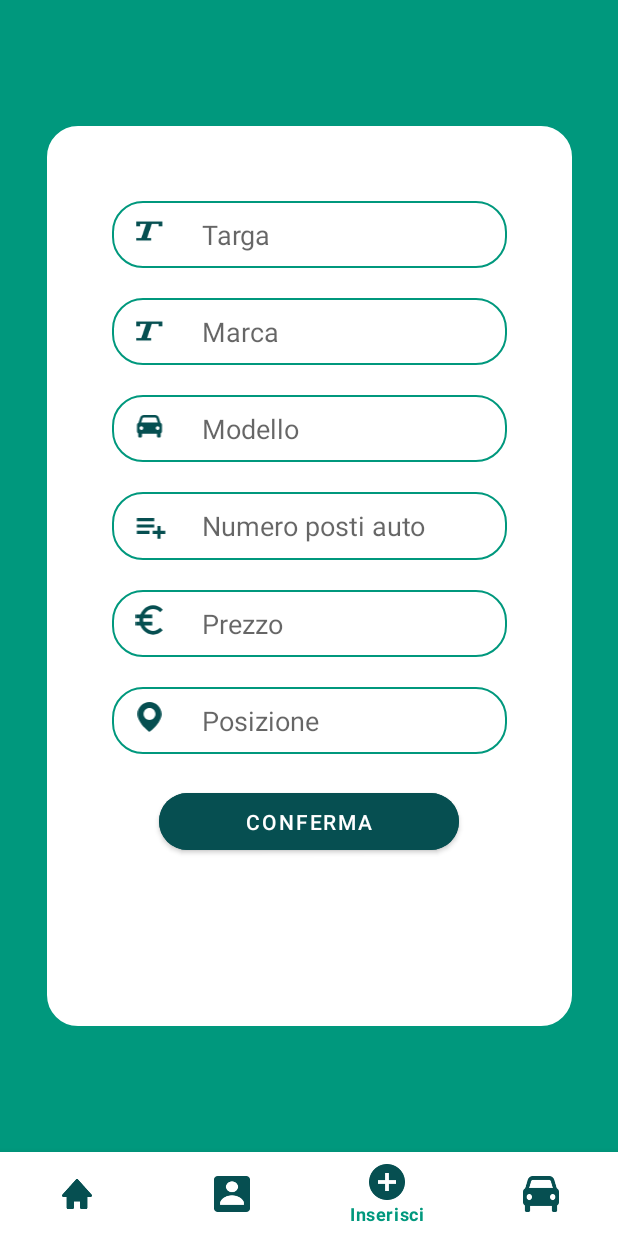
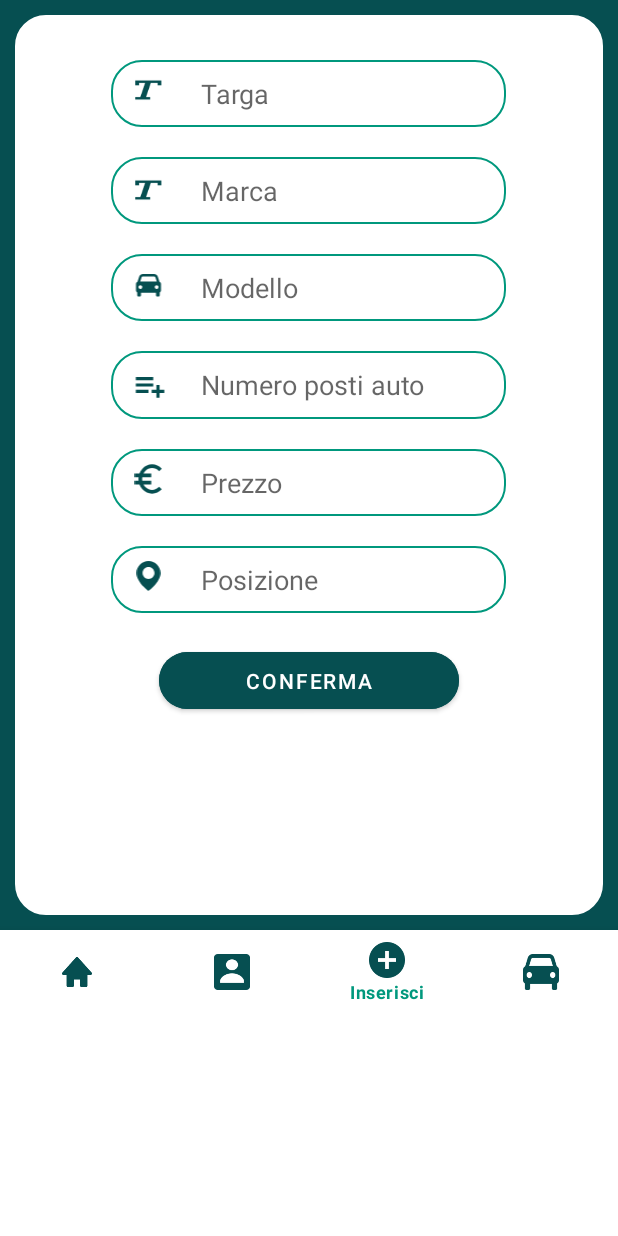
Before and after one commit to alessiomercurio/DriveTogether, an Android app: the InserimentoAutoActivity screen opened directly, with no data from a screen before it, on a phone screen of 412 x 824 dp. Run offline under Robolectric (Android 15) with nearby library versions, the phone set to English and light mode, and no system bars; Roboto replaces fonts that are not available here.

Commit message:
aggiustata l'activity inserimento auto

```diff
--- a/app/src/main/res/layout/activity_inserimento_auto.xml
+++ b/app/src/main/res/layout/activity_inserimento_auto.xml
@@ -1,16 +1,24 @@
 <?xml version="1.0" encoding="utf-8"?>
-<androidx.constraintlayout.widget.ConstraintLayout xmlns:android="http://schemas.android.com/apk/res/android"
+<ScrollView xmlns:android="http://schemas.android.com/apk/res/android"
     xmlns:app="http://schemas.android.com/apk/res-auto"
+    xmlns:tools="http://schemas.android.com/tools"
+    android:layout_width="match_parent"
+    android:layout_height="match_parent">
+
+
+    <androidx.constraintlayout.widget.ConstraintLayout
         android:layout_width="match_parent"
         android:layout_height="match_parent"
-    android:layout_gravity="center"
-    android:background="#00987D"
+        android:background="#064F51"
         android:gravity="center"
         android:orientation="vertical">
 
         <LinearLayout
-        android:layout_width="350dp"
+            android:layout_width="match_parent"
             android:layout_height="600dp"
+            android:layout_margin="10dp"
+            android:layout_marginStart="10dp"
+            android:layout_marginEnd="11dp"
             android:background="@drawable/custom_border"
             android:backgroundTint="@color/white"
             android:orientation="vertical"
@@ -21,15 +29,14 @@
 
             <LinearLayout
                 android:layout_width="match_parent"
-            android:layout_height="wrap_content"
+                android:layout_height="match_parent"
                 android:layout_gravity="center"
-            android:layout_marginTop="40dp"
-            android:gravity="left"
+                android:layout_marginTop="20dp"
                 android:orientation="vertical">
 
                 <LinearLayout
                     android:layout_width="wrap_content"
-                android:layout_height="match_parent"
+                    android:layout_height="wrap_content"
                     android:layout_gravity="center"
                     android:layout_marginBottom="20dp"
                     android:background="@drawable/custom_border"
@@ -57,7 +64,7 @@
 
                 <LinearLayout
                     android:layout_width="wrap_content"
-                android:layout_height="match_parent"
+                    android:layout_height="wrap_content"
                     android:layout_gravity="center"
                     android:layout_marginBottom="20dp"
                     android:background="@drawable/custom_border"
@@ -86,7 +93,7 @@
 
                 <LinearLayout
                     android:layout_width="wrap_content"
-                android:layout_height="match_parent"
+                    android:layout_height="wrap_content"
                     android:layout_gravity="center"
                     android:layout_marginBottom="20dp"
                     android:background="@drawable/custom_border"
@@ -114,7 +121,7 @@
 
                 <LinearLayout
                     android:layout_width="wrap_content"
-                android:layout_height="match_parent"
+                    android:layout_height="wrap_content"
                     android:layout_gravity="center"
                     android:layout_marginBottom="20dp"
                     android:background="@drawable/custom_border"
@@ -142,7 +149,7 @@
 
                 <LinearLayout
                     android:layout_width="wrap_content"
-                android:layout_height="match_parent"
+                    android:layout_height="wrap_content"
                     android:layout_gravity="center"
                     android:layout_marginBottom="20dp"
                     android:background="@drawable/custom_border"
@@ -170,7 +177,7 @@
 
                 <LinearLayout
                     android:layout_width="wrap_content"
-                android:layout_height="match_parent"
+                    android:layout_height="wrap_content"
                     android:layout_gravity="center"
                     android:layout_marginBottom="20dp"
                     android:background="@drawable/custom_border"
@@ -221,3 +228,4 @@
 
         </com.google.android.material.bottomnavigation.BottomNavigationView>
     </androidx.constraintlayout.widget.ConstraintLayout>
+</ScrollView>
```
Lines whose indentation alone changed are shown as unchanged.
